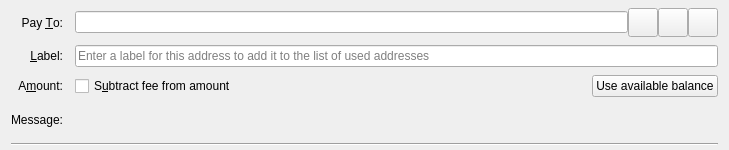
koyotecoin/koyotecoin, file src/qt/forms/sendcoinsentry.ui: the form before one commit.
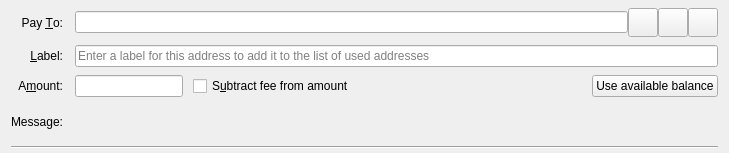
The form after the commit. Icons and pictures are not drawn. Custom widgets are drawn as their Qt base class.

```diff
--- a/src/qt/forms/sendcoinsentry.ui
+++ b/src/qt/forms/sendcoinsentry.ui
@@ -7,7 +7,7 @@
     <x>0</x>
     <y>0</y>
     <width>729</width>
-    <height>150</height>
+    <height>153</height>
    </rect>
   </property>
   <property name="focusPolicy">
@@ -159,14 +159,30 @@
     </widget>
    </item>
    <item row="2" column="1">
-    <layout class="QHBoxLayout" name="horizontalLayoutAmount" stretch="0,1,0">
+    <layout class="QHBoxLayout" name="horizontalLayoutAmount" stretch="0,0,1,0">
      <item>
-      <widget class="KoyotecoinAmountField" name="payAmount" native="true">
+      <widget class="KoyotecoinAmountField" name="payAmount">
        <property name="toolTip">
         <string>The amount to send in the selected unit</string>
        </property>
       </widget>
      </item>
+     <item>
+      <spacer name="horizontalSpacer">
+       <property name="orientation">
+        <enum>Qt::Horizontal</enum>
+       </property>
+       <property name="sizeType">
+        <enum>QSizePolicy::Fixed</enum>
+       </property>
+       <property name="sizeHint" stdset="0">
+        <size>
+         <width>10</width>
+         <height>20</height>
+        </size>
+       </property>
+      </spacer>
+     </item>
      <item>
       <widget class="QCheckBox" name="checkboxSubtractFeeFromAmount">
        <property name="toolTip">
@@ -223,7 +239,7 @@
   </customwidget>
   <customwidget>
    <class>KoyotecoinAmountField</class>
-   <extends>QWidget</extends>
+   <extends>QLineEdit</extends>
    <header>qt/koyotecoinamountfield.h</header>
    <container>1</container>
   </customwidget>
```
